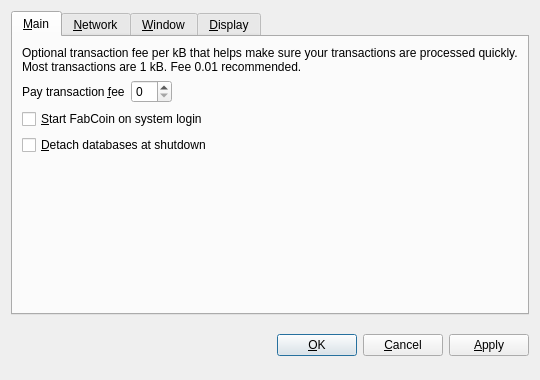
Before: the Qt Designer form src/qt/forms/optionsdialog.ui in chocolatecoin/chocolatecoin, drawn with Qt 5.
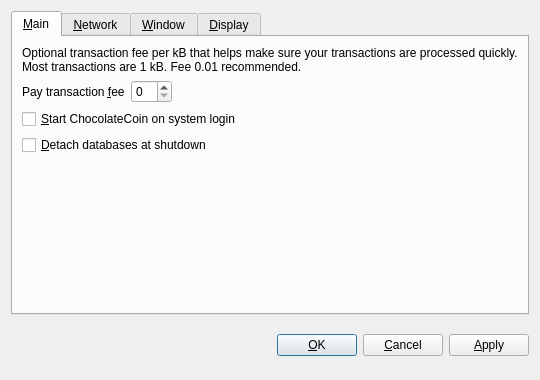
After: the same form once the commit is applied. The open tabs and pages were chosen to show the change. Custom widgets are drawn as their Qt base class.

```diff
--- a/src/qt/forms/optionsdialog.ui
+++ b/src/qt/forms/optionsdialog.ui
@@ -82,7 +82,7 @@
           <string>Automatically start FabCoin after logging in to the system.</string>
          </property>
          <property name="text">
-          <string>&amp;Start FabCoin on system login</string>
+          <string>&amp;Start ChocolateCoin on system login</string>
          </property>
         </widget>
        </item>
```
Left out of the diff: 10 changed lines with no effect on the pictures.
